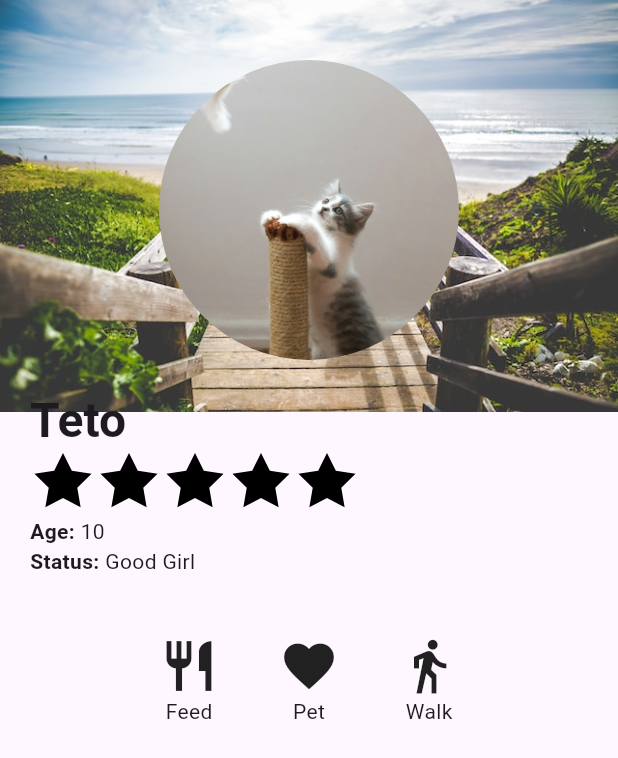
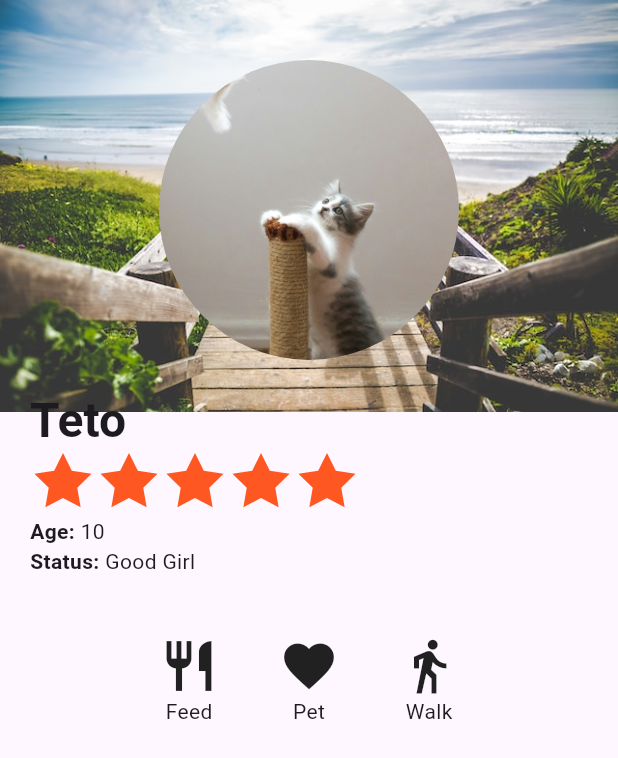
Before and after one commit to zenoplex/flutter-sandbox, a Flutter app: the screen it shows after launch, on a phone screen of 412 x 824 dp. Shown: the top 758 px of the screen. Run offline on Flutter 3.47's test engine with Material 3 defaults, Android fonts, the phone set to English and light mode, and no system bars; our stand-ins replace google_fonts.

Commit message:
feat: Add color property to StarRating class

```diff
--- a/lib/star.dart
+++ b/lib/star.dart
@@ -61,8 +61,13 @@ class _StarPainter extends CustomPainter {
 class StarRating extends StatelessWidget {
   final int value;
   final double size;
+  final Color color;
 
-  const StarRating({super.key, required this.value, this.size = 40});
+  const StarRating(
+      {super.key,
+      required this.value,
+      this.size = 40,
+      this.color = Colors.deepOrange});
 
   @override
   Widget build(BuildContext context) {
@@ -72,7 +77,7 @@ class StarRating extends StatelessWidget {
             (_) => Padding(
                 padding: const EdgeInsets.all(2.0),
                 child: Star(
-                  color: Colors.black,
+                  color: color,
                   size: size,
                 ))));
   }
```
